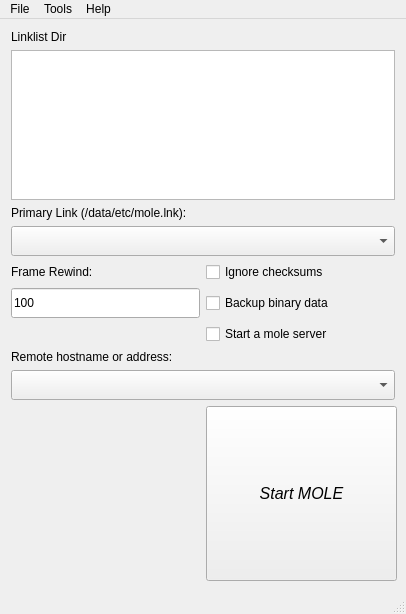
First picture: the form in guaca/mainwindow.ui, repository BlastTNG/flight, before the edit.
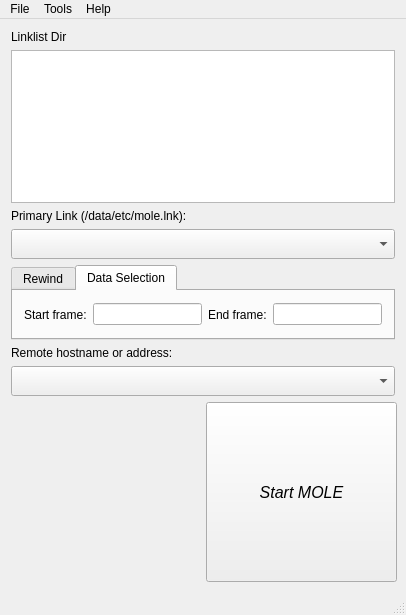
Second picture: the form after the edit. The open tabs and pages were chosen to show the change.

What changed in the file:
```diff
--- a/guaca/mainwindow.ui
+++ b/guaca/mainwindow.ui
@@ -7,7 +7,7 @@
     <x>0</x>
     <y>0</y>
     <width>406</width>
-    <height>614</height>
+    <height>615</height>
    </rect>
   </property>
   <property name="sizePolicy">
@@ -19,7 +19,7 @@
   <property name="minimumSize">
    <size>
     <width>406</width>
-    <height>614</height>
+    <height>615</height>
    </size>
   </property>
   <property name="maximumSize">
@@ -33,62 +33,13 @@
   </property>
   <widget class="QWidget" name="centralWidget">
    <layout class="QGridLayout" name="gridLayout">
-    <item row="13" column="1">
-     <widget class="QCheckBox" name="server">
-      <property name="text">
-       <string>Start a mole server</string>
-      </property>
-     </widget>
-    </item>
-    <item row="16" column="0" colspan="2">
+    <item row="14" column="0" colspan="2">
      <widget class="QLabel" name="linkDir_3">
       <property name="text">
        <string>Remote hostname or address:</string>
       </property>
      </widget>
     </item>
-    <item row="3" column="0" colspan="2">
-     <widget class="QLabel" name="linkDir_4">
-      <property name="text">
-       <string>Primary Link (/data/etc/mole.lnk):</string>
-      </property>
-     </widget>
-    </item>
-    <item row="17" column="0" colspan="2">
-     <widget class="QComboBox" name="remoteHost">
-      <property name="minimumSize">
-       <size>
-        <width>0</width>
-        <height>30</height>
-       </size>
-      </property>
-     </widget>
-    </item>
-    <item row="20" column="0">
-     <widget class="QLabel" name="dance">
-      <property name="sizePolicy">
-       <sizepolicy hsizetype="MinimumExpanding" vsizetype="MinimumExpanding">
-        <horstretch>0</horstretch>
-        <verstretch>0</verstretch>
-       </sizepolicy>
-      </property>
-      <property name="minimumSize">
-       <size>
-        <width>191</width>
-        <height>174</height>
-       </size>
-      </property>
-      <property name="cursor">
-       <cursorShape>ArrowCursor</cursorShape>
-      </property>
-      <property name="text">
-       <string/>
-      </property>
-      <property name="alignment">
-       <set>Qt::AlignRight|Qt::AlignTrailing|Qt::AlignVCenter</set>
-      </property>
-     </widget>
-    </item>
     <item row="2" column="0" colspan="2">
      <widget class="QListWidget" name="multiLinkSelect">
       <property name="sizePolicy">
@@ -108,15 +59,20 @@
       </property>
      </widget>
     </item>
-    <item row="6" column="0">
-     <widget class="QLabel" name="linkDir_2">
+    <item row="0" column="0" colspan="2">
+     <widget class="QLabel" name="linkDir">
+      <property name="font">
+       <font>
+        <pointsize>9</pointsize>
+       </font>
+      </property>
       <property name="text">
-       <string>Frame Rewind:</string>
+       <string>Linklist Dir</string>
       </property>
      </widget>
     </item>
-    <item row="4" column="0" colspan="2">
-     <widget class="QComboBox" name="linkSelect">
+    <item row="15" column="0" colspan="2">
+     <widget class="QComboBox" name="remoteHost">
       <property name="minimumSize">
        <size>
         <width>0</width>
@@ -125,30 +81,7 @@
       </property>
      </widget>
     </item>
-    <item row="7" column="0">
-     <widget class="QLineEdit" name="numRewind">
-      <property name="minimumSize">
-       <size>
-        <width>0</width>
-        <height>30</height>
-       </size>
-      </property>
-      <property name="text">
-       <string>100</string>
-      </property>
-     </widget>
-    </item>
-    <item row="6" column="1">
-     <widget class="QCheckBox" name="checksum">
-      <property name="text">
-       <string>Ignore checksums</string>
-      </property>
-      <property name="checked">
-       <bool>false</bool>
-      </property>
-     </widget>
-    </item>
-    <item row="20" column="1" rowspan="2">
+    <item row="18" column="1" rowspan="2">
      <widget class="QPushButton" name="toggleMole">
       <property name="enabled">
        <bool>true</bool>
@@ -176,25 +109,138 @@
       </property>
      </widget>
     </item>
-    <item row="0" column="0" colspan="2">
-     <widget class="QLabel" name="linkDir">
-      <property name="font">
-       <font>
-        <pointsize>9</pointsize>
-       </font>
+    <item row="18" column="0">
+     <widget class="QLabel" name="dance">
+      <property name="sizePolicy">
+       <sizepolicy hsizetype="MinimumExpanding" vsizetype="MinimumExpanding">
+        <horstretch>0</horstretch>
+        <verstretch>0</verstretch>
+       </sizepolicy>
       </property>
+      <property name="minimumSize">
+       <size>
+        <width>191</width>
+        <height>174</height>
+       </size>
+      </property>
+      <property name="cursor">
+       <cursorShape>ArrowCursor</cursorShape>
+      </property>
       <property name="text">
-       <string>Linklist Dir</string>
+       <string/>
       </property>
+      <property name="alignment">
+       <set>Qt::AlignRight|Qt::AlignTrailing|Qt::AlignVCenter</set>
+      </property>
      </widget>
     </item>
-    <item row="7" column="1">
-     <widget class="QCheckBox" name="backup">
+    <item row="3" column="0" colspan="2">
+     <widget class="QLabel" name="linkDir_4">
       <property name="text">
-       <string>Backup binary data</string>
+       <string>Primary Link (/data/etc/mole.lnk):</string>
       </property>
      </widget>
     </item>
+    <item row="4" column="0" colspan="2">
+     <widget class="QComboBox" name="linkSelect">
+      <property name="minimumSize">
+       <size>
+        <width>0</width>
+        <height>30</height>
+       </size>
+      </property>
+     </widget>
+    </item>
+    <item row="5" column="0" rowspan="3" colspan="2">
+     <widget class="QTabWidget" name="tabWidget">
+      <property name="sizePolicy">
+       <sizepolicy hsizetype="Expanding" vsizetype="Fixed">
+        <horstretch>0</horstretch>
+        <verstretch>0</verstretch>
+       </sizepolicy>
+      </property>
+      <property name="minimumSize">
+       <size>
+        <width>0</width>
+        <height>75</height>
+       </size>
+      </property>
+      <property name="tabShape">
+       <enum>QTabWidget::Rounded</enum>
+      </property>
+      <property name="currentIndex">
+       <number>0</number>
+      </property>
+      <widget class="QWidget" name="rewindTab">
+       <attribute name="title">
+        <string>Rewind</string>
+       </attribute>
+       <layout class="QHBoxLayout" name="horizontalLayout_2">
+        <item>
+         <widget class="QLabel" name="label_3">
+          <property name="text">
+           <string>Frames from end:</string>
+          </property>
+         </widget>
+        </item>
+        <item>
+         <widget class="QLineEdit" name="numRewind">
+          <property name="minimumSize">
+           <size>
+            <width>0</width>
+            <height>0</height>
+           </size>
+          </property>
+          <property name="text">
+           <string>100</string>
+          </property>
+         </widget>
+        </item>
+        <item>
+         <widget class="QCheckBox" name="smartRewind">
+          <property name="text">
+           <string>Smart</string>
+          </property>
+         </widget>
+        </item>
+       </layout>
+      </widget>
+      <widget class="QWidget" name="dataSelectionTab">
+       <attribute name="title">
+        <string>Data Selection</string>
+       </attribute>
+       <layout class="QHBoxLayout" name="horizontalLayout">
+        <item>
+         <widget class="QLabel" name="label">
+          <property name="text">
+           <string>Start frame:</string>
+          </property>
+         </widget>
+        </item>
+        <item>
+         <widget class="QLineEdit" name="startFrame">
+          <property name="minimumSize">
+           <size>
+            <width>0</width>
+            <height>0</height>
+           </size>
+          </property>
+         </widget>
+        </item>
+        <item>
+         <widget class="QLabel" name="label_2">
+          <property name="text">
+           <string>End frame:</string>
+          </property>
+         </widget>
+        </item>
+        <item>
+         <widget class="QLineEdit" name="endFrame"/>
+        </item>
+       </layout>
+      </widget>
+     </widget>
+    </item>
    </layout>
    <zorder>linkDir</zorder>
    <zorder>linkDir_3</zorder>
```
Left out of the diff: 6 changed lines with no effect on the pictures.
